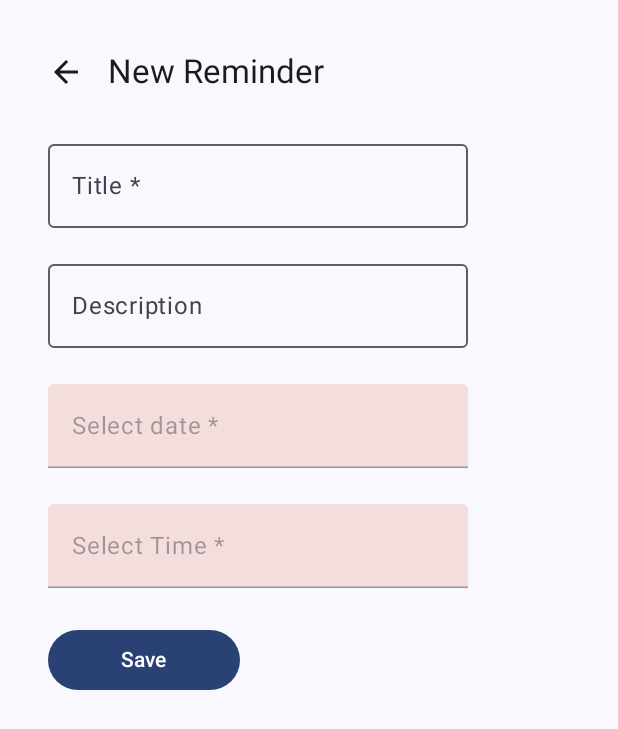
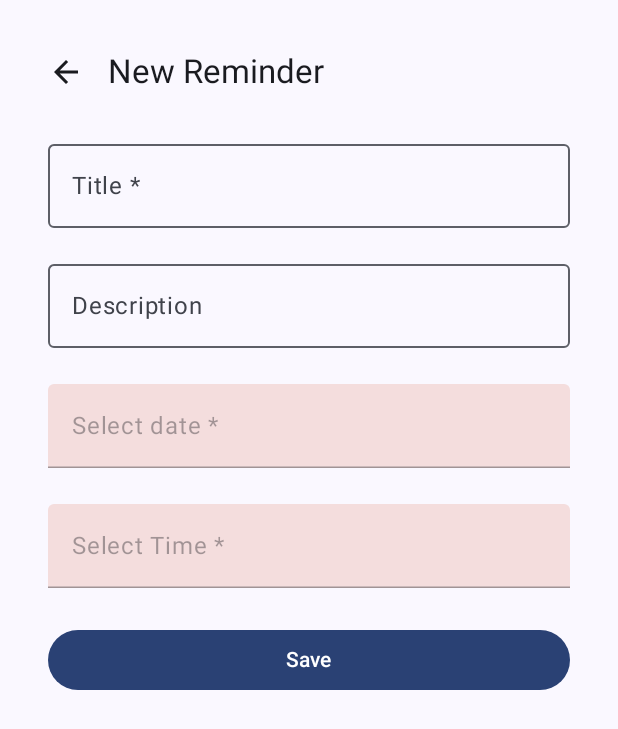
Before and after one commit to reisack/easy-reminder-v2, an Android app built with Jetpack Compose: the GetReminderUpsertScreen screen opened through its navigation route, on a phone screen of 412 x 824 dp. Shown: the top 729 px of the screen. Run offline under Robolectric (Android 15) with nearby library versions, the phone set to English and light mode, and no system bars; our stand-ins replace Dagger/Hilt's generated code.

Commit message:
Design (WIP) and refactoring

```diff
--- a/app/src/main/java/rek/remindme/common/DateTimeHelper.kt
+++ b/app/src/main/java/rek/remindme/common/DateTimeHelper.kt
@@ -201,7 +201,7 @@ open class DateTimeHelper protected constructor() {
 
     private fun getPluralIfNeeded(timeNumber: Int, timeUnit: String): String {
         if (timeNumber > 1 && !timeUnit.endsWith("s")) {
-            return timeUnit + "s"
+            return "${timeUnit}s"
         }
 
         return timeUnit
--- a/app/src/main/java/rek/remindme/ui/components/ReminderUpsertComponents.kt
+++ b/app/src/main/java/rek/remindme/ui/components/ReminderUpsertComponents.kt
@@ -1,6 +1,8 @@
 package rek.remindme.ui.components
 
+import androidx.annotation.StringRes
 import androidx.compose.foundation.clickable
+import androidx.compose.foundation.layout.fillMaxSize
 import androidx.compose.material3.Button
 import androidx.compose.material3.DatePicker
 import androidx.compose.material3.DatePickerDialog
@@ -10,6 +12,7 @@ import androidx.compose.material3.TextField
 import androidx.compose.material3.TextFieldDefaults
 import androidx.compose.material3.rememberDatePickerState
 import androidx.compose.runtime.Composable
+import androidx.compose.runtime.MutableState
 import androidx.compose.runtime.mutableStateOf
 import androidx.compose.runtime.remember
 import androidx.compose.ui.Modifier
@@ -29,15 +32,10 @@ fun ReminderTimeField(
 ) {
     val timePickerDialogOpened = remember { mutableStateOf(false) }
 
-    TextField(
-        modifier = Modifier.clickable { timePickerDialogOpened.value = true },
-        placeholder = {
-            Text(text = stringResource(R.string.time_field_title) + " *")
-        },
-        value = DateTimeHelper.instance.getReadableTime(reminderEditUiState.hour, reminderEditUiState.minute),
-        onValueChange = {},
-        enabled = false,
-        colors = TextFieldDefaults.colors(disabledContainerColor = Red20)
+    ClickableInputField(
+        dialogOpened = timePickerDialogOpened,
+        placeholderRes = R.string.time_field_title,
+        getValue = { DateTimeHelper.instance.getReadableTime(reminderEditUiState.hour, reminderEditUiState.minute) }
     )
 
     if (timePickerDialogOpened.value) {
@@ -64,13 +62,10 @@ fun ReminderDateField(
     val datePickerDialogOpened = remember { mutableStateOf(false) }
     val datePickerState = rememberDatePickerState()
 
-    TextField(
-        modifier = Modifier.clickable { datePickerDialogOpened.value = true },
-        placeholder = { Text(text = stringResource(R.string.date_field_title) + " *") },
-        value = DateTimeHelper.instance.getReadableDate(reminderEditUiState.unixTimestampDate),
-        onValueChange = {},
-        enabled = false,
-        colors = TextFieldDefaults.colors(disabledContainerColor = Red20)
+    ClickableInputField(
+        dialogOpened = datePickerDialogOpened,
+        placeholderRes = R.string.date_field_title,
+        getValue = { DateTimeHelper.instance.getReadableDate(reminderEditUiState.unixTimestampDate) }
     )
 
     if (datePickerDialogOpened.value) {
@@ -106,6 +101,24 @@ fun ReminderDateField(
             )
         }
     }
+}
+
+@Composable
+private fun ClickableInputField(
+    dialogOpened: MutableState<Boolean>,
+    @StringRes placeholderRes: Int,
+    getValue: () -> String
+) {
+    TextField(
+        modifier = Modifier
+            .fillMaxSize()
+            .clickable { dialogOpened.value = true },
+        placeholder = { Text(text = "${stringResource(placeholderRes)} *") },
+        value = getValue(),
+        onValueChange = {},
+        enabled = false,
+        colors = TextFieldDefaults.colors(disabledContainerColor = Red20)
+    )
 }
 
 @Preview(showBackground = true)
--- a/app/src/main/java/rek/remindme/ui/reminder/ReminderUpsertScreen.kt
+++ b/app/src/main/java/rek/remindme/ui/reminder/ReminderUpsertScreen.kt
@@ -10,7 +10,6 @@ import androidx.compose.foundation.layout.consumeWindowInsets
 import androidx.compose.foundation.layout.fillMaxSize
 import androidx.compose.foundation.layout.fillMaxWidth
 import androidx.compose.foundation.layout.padding
-import androidx.compose.foundation.layout.width
 import androidx.compose.foundation.rememberScrollState
 import androidx.compose.foundation.verticalScroll
 import androidx.compose.material.icons.Icons
@@ -184,7 +183,8 @@ internal fun ReminderUpsertScreenContent(
                 singleLine = true,
                 placeholder = { Text(text = stringResource(R.string.title_field_title) + " *") },
                 value = reminderEditUiState.title,
-                onValueChange = onTitleChanged
+                onValueChange = onTitleChanged,
+                modifier = Modifier.fillMaxSize()
             )
         }
 
@@ -192,7 +192,8 @@ internal fun ReminderUpsertScreenContent(
             OutlinedTextField(
                 placeholder = { Text(text = stringResource(R.string.description_field_title)) },
                 value = reminderEditUiState.description,
-                onValueChange = onDescriptionChanged
+                onValueChange = onDescriptionChanged,
+                modifier = Modifier.fillMaxSize()
             )
         }
 
@@ -211,7 +212,7 @@ internal fun ReminderUpsertScreenContent(
         }
 
         ReminderUpsertScreenContentRow {
-            Button(modifier = Modifier.width(128.dp), onClick = onSave) {
+            Button(modifier = Modifier.fillMaxSize(), onClick = onSave) {
                 Text(text = stringResource(R.string.save_button_label))
             }
         }
```
